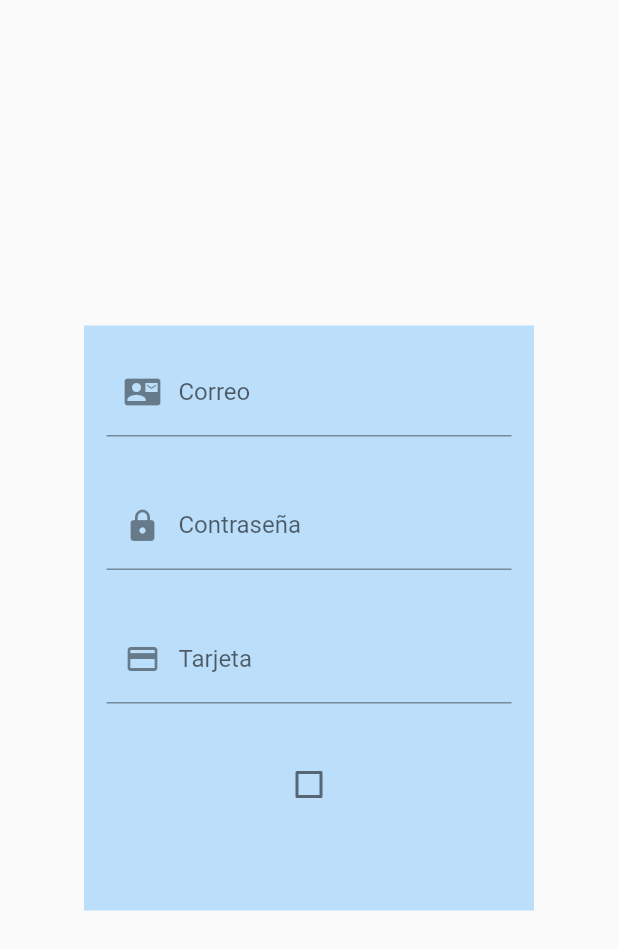
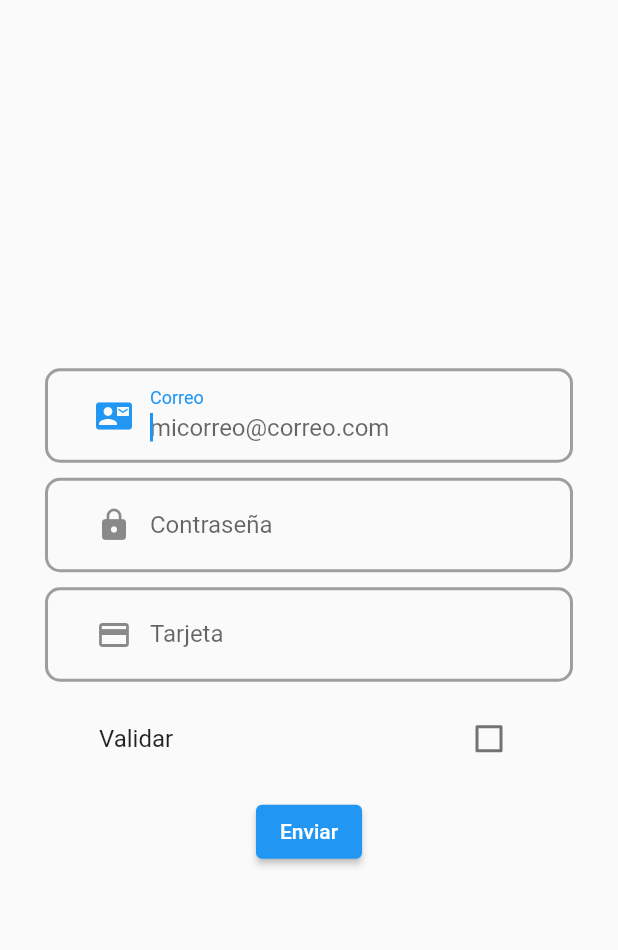
Before and after one commit to Luisfosp00/FLUTTERAPP1, a Flutter app: the screen it shows after launch, on a phone screen of 412 x 824 dp. Shown: the top 950 px of the screen. Run offline on Flutter 3.47's test engine with Material 2 defaults, Android fonts, the phone set to English and light mode, and no system bars.

Commit message:
Quinto envio

```diff
--- a/lib/main.dart
+++ b/lib/main.dart
@@ -8,6 +8,7 @@
 
 import 'package:flutter/material.dart';
 import 'package:testflutter/screens/formScreen.dart';
+//import 'package:testflutter/screens/formScreen1.dart';
 import 'package:testflutter/screens/dataScreen.dart';
 import 'package:testflutter/screens/secondScreen.dart';
 import 'package:testflutter/screens/thirdScreen.dart';
@@ -21,6 +22,7 @@ void main() {
     initialRoute: '/',
     routes: {
       '/':(context)=> const FormScreen(),
+      //'/':(context)=> const FormScreen(),
       //'/':(context)=> const HomePage(),
       '/second':(context)=> const SecondPage(),
       '/datos':(context)=> const DataPage(),
--- a/lib/screens/formScreen.dart
+++ b/lib/screens/formScreen.dart
@@ -34,79 +34,103 @@ class _FormScreenState extends State<FormScreen> {
   Widget build(BuildContext context) {
     return Scaffold(
       body: Center(
-        child: Container(
-          width: 300,
-          height: 390,
-          color: Colors.blue[100],
-          child: Padding(
-            padding: const EdgeInsets.all(15.0),
+        child: Form(
           child: Column(
-              children: [
-                TextField(
-                  keyboardType: TextInputType.emailAddress,
-                  controller: _controller,
-                  decoration: const InputDecoration(
-                    labelText: "Correo",
-                    hintText: "correo@correo.com",
-                    prefixIcon: Icon(Icons.contact_mail),
-                    //prefix: Text("hey ")
-                    //icon: Icon(Icons.contact_mail)
+            mainAxisAlignment: MainAxisAlignment.center,
+            children: <Widget>[
+              inputEmail(_controller),
+              const SizedBox(height: 10),
+              inputPassword(),
+              const SizedBox(height: 10),
+              inputCard(), const SizedBox(height: 10),
+              Container(
+                padding: const EdgeInsets.symmetric(horizontal: 20.0),
+                margin: const EdgeInsets.symmetric(horizontal: 30.0),
+                child: CheckboxListTile(
+                  title: const Text('Validar'),
+                  value: _isChecked,
+                  onChanged: (bool? value) {
+                    setState((){
+                      _isChecked = value!;
+                    });
+                  }
                 ),
+              ), const SizedBox(height: 10),
+              ElevatedButton(
+                onPressed: () => {},
+                child: const Text('Enviar')
+              )
+            ]
+         )
+        ),
+      )
+    );
+  }
+}
 
-                  /*onSubmitted: (String value) async {
-                    showDialog(
-                      context: context,
-                      builder: (BuildContext context) {
-                        return AlertDialog(
-                          title: const Text('Mensaje'),
-                          content: Text('Haz escrito "$value" , y tiene de longitud ${value.characters.length}'),
-                          actions: <Widget>[
-                            TextButton(
-                              onPressed:  ()=> Navigator.pop(context),
-                              child: const Text("ok"))
-                          ],
-                        );
-                      },
-                    );
-                  },*/
+Widget inputCard(){
+  return Container(
+    padding: const EdgeInsets.symmetric(horizontal: 20.0),
+    margin: const EdgeInsets.symmetric(horizontal: 30.0),
+    decoration: BoxDecoration(
+      borderRadius: BorderRadius.circular(10),
+      border: Border.all(color: Colors.grey, width: 2.0)
     ),
-                const SizedBox(height: 30.0,),
-                const TextField(
-                  obscureText: true,
-                  keyboardType: TextInputType.visiblePassword,
-                  decoration: InputDecoration(
-                    labelText: "Contraseña",
-                    prefixIcon: Icon(Icons.lock) ,
-                  ),
-                ),
-                const SizedBox(height: 30.0,),
-                TextField(
+    child: TextFormField(
       keyboardType: TextInputType.number,
       inputFormatters: [
         FilteringTextInputFormatter.allow(RegExp('[0-9 -]')),
         LengthLimitingTextInputFormatter(16)
       ],
       decoration: const InputDecoration(
-                    labelText: "Tarjeta",
-                    prefixIcon: Icon(Icons.credit_card) ,
-                  ),
-                ),
-                const SizedBox(height: 30.0,),
-                Checkbox(
-                  value: _isChecked,
-                  onChanged: (bool? value) {
-                    setState(() {
-                      _isChecked=value!;
-                    });
-
-                  },
-                )
-
-              ],
-            ),
-          ),
+        border: InputBorder.none,
+        prefixIcon: Icon(Icons.credit_card),
+        labelText: 'Tarjeta',
+        hintText: '1234-1234-1234-1234'
       ),
     ),
   );
 }
+
+Widget inputPassword() {
+  return Container(
+    padding: const EdgeInsets.symmetric(horizontal: 20.0),
+    margin: const EdgeInsets.symmetric(horizontal: 30.0),
+    decoration: BoxDecoration(
+      borderRadius: BorderRadius.circular(10),
+      border: Border.all(color: Colors.grey, width: 2.0)
+    ),
+    child: TextFormField(
+      obscureText: true,
+      decoration: const InputDecoration(
+        border: InputBorder.none,
+        prefixIcon: Icon(Icons.lock),
+        labelText: 'Contraseña'
+      ),
+    ),
+  );
 }
+
+Widget inputEmail(_controller){
+  return Container(
+    padding: const EdgeInsets.symmetric(horizontal: 20.0),
+    margin: const EdgeInsets.symmetric(horizontal: 30.0),
+    decoration: BoxDecoration(
+      borderRadius: BorderRadius.circular(10),
+      border: Border.all(color: Colors.grey, width: 2.0)
+    ),
+    child: TextFormField(
+      keyboardType: TextInputType.emailAddress,
+      autofocus: true,
+      controller: _controller,
+      decoration: const InputDecoration(
+       border: InputBorder.none,
+       //icon: Icon(Icons.contact_mail),
+       prefixIcon: Icon(Icons.contact_mail),
+       labelText: 'Correo',
+       hintText: 'micorreo@correo.com'
+
+      ),
+    ),
+  );
+}
```
Also changed, not shown: lib/screens/formScreen1.dart (added, +112 -0 lines). Lines whose indentation alone changed are shown as unchanged.
